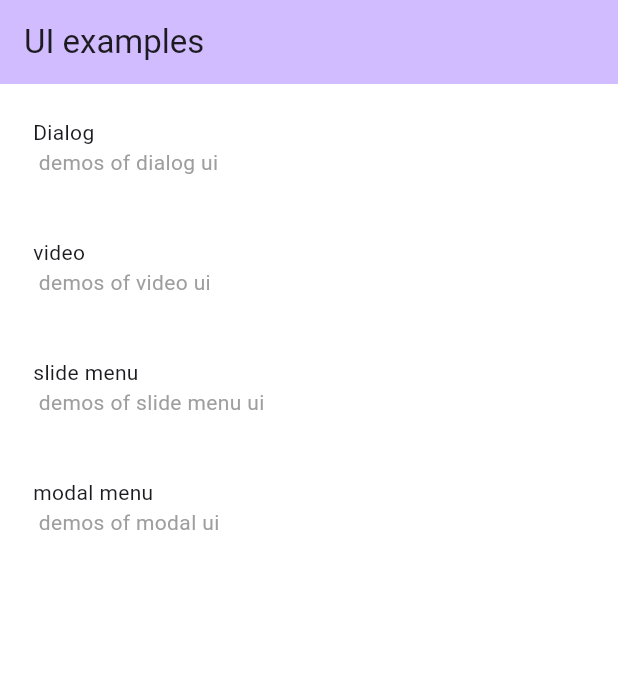
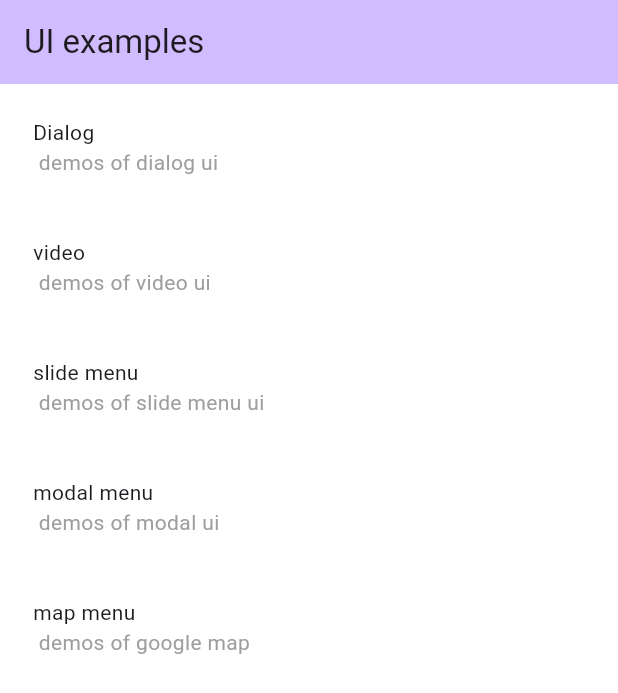
Before and after one commit to katafuchix/flutter_ui_examples, a Flutter app: the screen it shows after launch, on a phone screen of 412 x 824 dp. Shown: the top 693 px of the screen. Run offline on Flutter 3.47's test engine with Material 3 defaults, Android fonts, the phone set to English and light mode, and no system bars; our stand-ins replace google_maps_flutter, video_player; missing offline and left inert: ff_annotation_route_library.

Commit message:
google map

```diff
--- a/lib/app.dart
+++ b/lib/app.dart
@@ -11,6 +11,8 @@ import 'slide_menu/slide_menu_simple_example.dart';
 import 'slide_menu/slide_menu_drawer_esample.dart';
 import 'modal/modal_menu_screen.dart';
 import 'modal/modal_simple_screen.dart';
+import 'map/map_menu_screen.dart';
+import 'map/map_example_screen.dart';
 
 class MyApp extends StatefulWidget {
   const MyApp();
@@ -66,6 +68,8 @@ class _MyAppState extends State<MyApp> {
       Routes.slide_menu_drawer_example: () => SlideMenuDrawerExampleScreen(),
       Routes.modal_menu: () => ModalMenuScreen(),
       Routes.modal_simple_example: () => ModalSimpleExampleScreen(),
+      Routes.map_menu: () => MapMenuScreen(),
+      Routes.map_example: () => MapExampleScreen(),
     };
   }
 }
@@ -81,6 +85,8 @@ class Routes {
   static const String slide_menu_drawer_example = '/slide_menu_drawer_example';
   static const String modal_menu = '/modal_menu';
   static const String modal_simple_example = '/modal_simple_example';
+  static const String map_menu = '/map_menu';
+  static const String map_example = '/map_example';
 }
 
 
--- a/lib/main_page.dart
+++ b/lib/main_page.dart
@@ -9,6 +9,7 @@ import 'app.dart';
 import 'dialog/dialog_menu_screen.dart';
 import 'video/video_menu_screen.dart';
 import 'modal/modal_menu_screen.dart';
+import 'map/map_menu_screen.dart';
 
 @FFRoute(
   name: 'fluttercandies://mainpage',
@@ -98,11 +99,9 @@ class MainPage extends StatelessWidget {
                     children: <Widget>[
                       Text(
                         'slide menu',
-                        //style: TextStyle(inherit: false),
                       ),
                       Text(
                         ' demos of slide menu ui',
-                        //page.description,
                         style: const TextStyle(color: Colors.grey),
                       )
                     ],
@@ -140,6 +139,34 @@ class MainPage extends StatelessWidget {
                         context, Routes.modal_menu,
                         pageOpenType: PageOpenType.SLIDE);
                     if (result is ModalMenuScreenResult) {
+                      showInfoSnackBar(context, text: result.message);
+                    }
+                  },
+                )
+            ),
+            Container(
+                margin: const EdgeInsets.all(20.0),
+                child: GestureDetector(
+                  behavior: HitTestBehavior.translucent,
+                  child: Column(
+                    crossAxisAlignment: CrossAxisAlignment.start,
+                    children: <Widget>[
+                      Text(
+                        'map menu',
+                        //style: TextStyle(inherit: false),
+                      ),
+                      Text(
+                        ' demos of google map',
+                        //page.description,
+                        style: const TextStyle(color: Colors.grey),
+                      )
+                    ],
+                  ),
+                  onTap: () async {
+                    final result = await MyNavigator.pushNamed(
+                        context, Routes.map_menu,
+                        pageOpenType: PageOpenType.SLIDE);
+                    if (result is MapMenuScreenResult) {
                       showInfoSnackBar(context, text: result.message);
                     }
                   },
--- a/pubspec.yaml
+++ b/pubspec.yaml
@@ -38,6 +38,7 @@ dependencies:
   ff_annotation_route_library: ^3.0.0
   extended_text: ^13.0.0
   video_player: ^2.8.6
+  google_maps_flutter: ^2.1.8
 
 dev_dependencies:
   flutter_test:
```
Also changed, not shown: lib/map/map_example_screen.dart (added, +61 -0 lines), lib/map/map_menu_screen.dart (added, +67 -0 lines), pubspec.lock, 10 other files.
